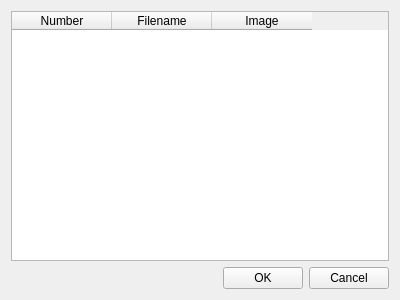
The window that src/ui/imagestorage.ui (etengabeko/etwas) describes before a commit, drawn with Qt 5.
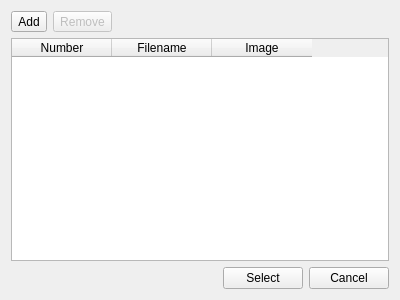
The same window after the commit.

Diff of the .ui file:
```diff
--- a/src/ui/imagestorage.ui
+++ b/src/ui/imagestorage.ui
@@ -14,6 +14,40 @@
    <string>Form</string>
   </property>
   <layout class="QVBoxLayout" name="verticalLayout">
+   <item>
+    <layout class="QHBoxLayout" name="horizontalLayout_2">
+     <item>
+      <widget class="QToolButton" name="addButton">
+       <property name="text">
+        <string>Add</string>
+       </property>
+      </widget>
+     </item>
+     <item>
+      <widget class="QToolButton" name="removeButton">
+       <property name="enabled">
+        <bool>false</bool>
+       </property>
+       <property name="text">
+        <string>Remove</string>
+       </property>
+      </widget>
+     </item>
+     <item>
+      <spacer name="horizontalSpacer_2">
+       <property name="orientation">
+        <enum>Qt::Horizontal</enum>
+       </property>
+       <property name="sizeHint" stdset="0">
+        <size>
+         <width>40</width>
+         <height>20</height>
+        </size>
+       </property>
+      </spacer>
+     </item>
+    </layout>
+   </item>
    <item>
     <widget class="QTableWidget" name="imagesTableWidget">
      <column>
@@ -51,7 +85,7 @@
      <item>
       <widget class="QPushButton" name="applyButton">
        <property name="text">
-        <string>OK</string>
+        <string>Select</string>
        </property>
       </widget>
      </item>
```
Left out of the diff: 4 changed lines with no effect on the pictures.
